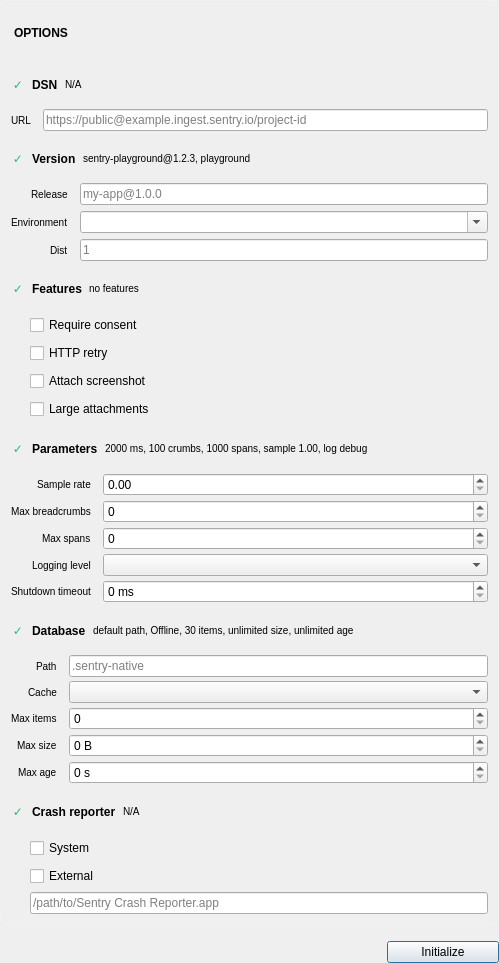
The window that src/initpane.ui (jpnurmi/sentry-playground) describes before a commit, drawn with Qt 5.
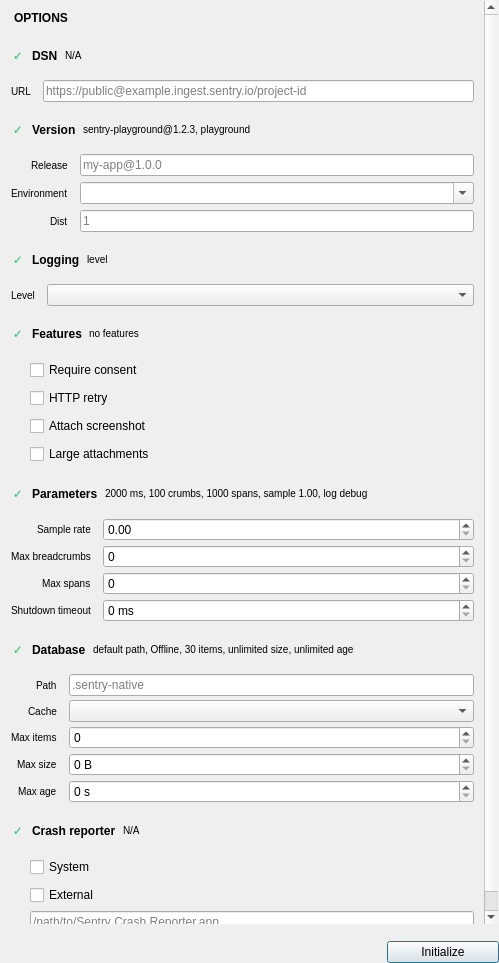
The same window after the commit.

What changed in the file:
```diff
--- a/src/initpane.ui
+++ b/src/initpane.ui
@@ -95,7 +95,7 @@
              <x>0</x>
              <y>0</y>
              <width>497</width>
-             <height>917</height>
+             <height>974</height>
             </rect>
            </property>
            <layout class="QVBoxLayout" name="rightColumn">
@@ -539,6 +539,184 @@
                  </property>
                 </widget>
                </item>
+               <item>
+                <layout class="QHBoxLayout" name="loggingSummaryLayout">
+                 <property name="spacing">
+                  <number>7</number>
+                 </property>
+                 <property name="leftMargin">
+                  <number>10</number>
+                 </property>
+                 <property name="topMargin">
+                  <number>5</number>
+                 </property>
+                 <property name="rightMargin">
+                  <number>8</number>
+                 </property>
+                 <property name="bottomMargin">
+                  <number>5</number>
+                 </property>
+                 <item>
+                  <widget class="QLabel" name="loggingSummaryStatus">
+                   <property name="minimumSize">
+                    <size>
+                     <width>14</width>
+                     <height>14</height>
+                    </size>
+                   </property>
+                   <property name="maximumSize">
+                    <size>
+                     <width>14</width>
+                     <height>14</height>
+                    </size>
+                   </property>
+                   <property name="styleSheet">
+                    <string notr="true">color: #21c26a; font-weight: bold;</string>
+                   </property>
+                   <property name="text">
+                    <string>✓</string>
+                   </property>
+                   <property name="alignment">
+                    <set>Qt::AlignmentFlag::AlignCenter</set>
+                   </property>
+                  </widget>
+                 </item>
+                 <item>
+                  <widget class="QLabel" name="loggingSummaryTitle">
+                   <property name="styleSheet">
+                    <string notr="true">color: palette(text); font-weight: bold;</string>
+                   </property>
+                   <property name="text">
+                    <string>Logging</string>
+                   </property>
+                  </widget>
+                 </item>
+                 <item>
+                  <widget class="QLabel" name="loggingSummaryLabel">
+                   <property name="sizePolicy">
+                    <sizepolicy hsizetype="Expanding" vsizetype="Preferred">
+                     <horstretch>0</horstretch>
+                     <verstretch>0</verstretch>
+                    </sizepolicy>
+                   </property>
+                   <property name="styleSheet">
+                    <string notr="true">color: palette(placeholder-text); font-size: 10px;</string>
+                   </property>
+                   <property name="text">
+                    <string>level</string>
+                   </property>
+                  </widget>
+                 </item>
+                 <item>
+                  <spacer name="loggingSummarySpacer">
+                   <property name="orientation">
+                    <enum>Qt::Orientation::Horizontal</enum>
+                   </property>
+                   <property name="sizeHint" stdset="0">
+                    <size>
+                     <width>0</width>
+                     <height>0</height>
+                    </size>
+                   </property>
+                  </spacer>
+                 </item>
+                 <item>
+                  <widget class="QToolButton" name="loggingEditButton">
+                   <property name="toolTip">
+                    <string>Expand debug options</string>
+                   </property>
+                   <property name="text">
+                    <string/>
+                   </property>
+                   <property name="checkable">
+                    <bool>true</bool>
+                   </property>
+                   <property name="autoRaise">
+                    <bool>true</bool>
+                   </property>
+                  </widget>
+                 </item>
+                </layout>
+               </item>
+               <item>
+                <layout class="QFormLayout" name="loggingDetailsFormLayout">
+                 <property name="fieldGrowthPolicy">
+                  <enum>QFormLayout::FieldGrowthPolicy::AllNonFixedFieldsGrow</enum>
+                 </property>
+                 <property name="labelAlignment">
+                  <set>Qt::AlignmentFlag::AlignRight|Qt::AlignmentFlag::AlignTrailing|Qt::AlignmentFlag::AlignVCenter</set>
+                 </property>
+                 <property name="formAlignment">
+                  <set>Qt::AlignmentFlag::AlignLeading|Qt::AlignmentFlag::AlignLeft|Qt::AlignmentFlag::AlignTop</set>
+                 </property>
+                 <property name="horizontalSpacing">
+                  <number>12</number>
+                 </property>
+                 <property name="verticalSpacing">
+                  <number>10</number>
+                 </property>
+                 <property name="leftMargin">
+                  <number>10</number>
+                 </property>
+                 <property name="topMargin">
+                  <number>8</number>
+                 </property>
+                 <property name="rightMargin">
+                  <number>10</number>
+                 </property>
+                 <property name="bottomMargin">
+                  <number>10</number>
+                 </property>
+                 <item row="0" column="0">
+                  <widget class="QLabel" name="loggerLevelLabel">
+                   <property name="styleSheet">
+                    <string notr="true">color: palette(placeholder-text); font-size: 10px;</string>
+                   </property>
+                   <property name="text">
+                    <string>Level</string>
+                   </property>
+                  </widget>
+                 </item>
+                 <item row="0" column="1">
+                  <widget class="QComboBox" name="loggerLevelBox">
+                   <property name="minimumSize">
+                    <size>
+                     <width>160</width>
+                     <height>0</height>
+                    </size>
+                   </property>
+                   <property name="maximumSize">
+                    <size>
+                     <width>16777215</width>
+                     <height>16777215</height>
+                    </size>
+                   </property>
+                  </widget>
+                 </item>
+                </layout>
+               </item>
+               <item>
+                <widget class="QFrame" name="loggingSectionDivider">
+                 <property name="minimumSize">
+                  <size>
+                   <width>0</width>
+                   <height>1</height>
+                  </size>
+                 </property>
+                 <property name="maximumSize">
+                  <size>
+                   <width>16777215</width>
+                   <height>1</height>
+                  </size>
+                 </property>
+                 <property name="frameShape">
+                  <enum>QFrame::Shape::NoFrame</enum>
+                 </property>
+                 <property name="frameShadow">
+                  <enum>QFrame::Shadow::Plain</enum>
+                 </property>
+                </widget>
+               </item>
                <item>
                 <layout class="QHBoxLayout" name="featuresSummaryLayout">
                  <property name="spacing">
@@ -970,32 +1148,6 @@
                    </property>
                   </widget>
                  </item>
-                 <item row="3" column="0">
-                  <widget class="QLabel" name="loggerLevelLabel">
-                   <property name="styleSheet">
-                    <string notr="true">color: palette(placeholder-text); font-size: 10px;</string>
-                   </property>
-                   <property name="text">
-                    <string>Logging level</string>
-                   </property>
-                  </widget>
-                 </item>
-                 <item row="3" column="1">
-                  <widget class="QComboBox" name="loggerLevelBox">
-                   <property name="minimumSize">
-                    <size>
-                     <width>160</width>
-                     <height>0</height>
-                    </size>
-                   </property>
-                   <property name="maximumSize">
-                    <size>
-                     <width>16777215</width>
-                     <height>16777215</height>
-                    </size>
-                   </property>
-                  </widget>
-                 </item>
                 </layout>
                </item>
                <item>
```
